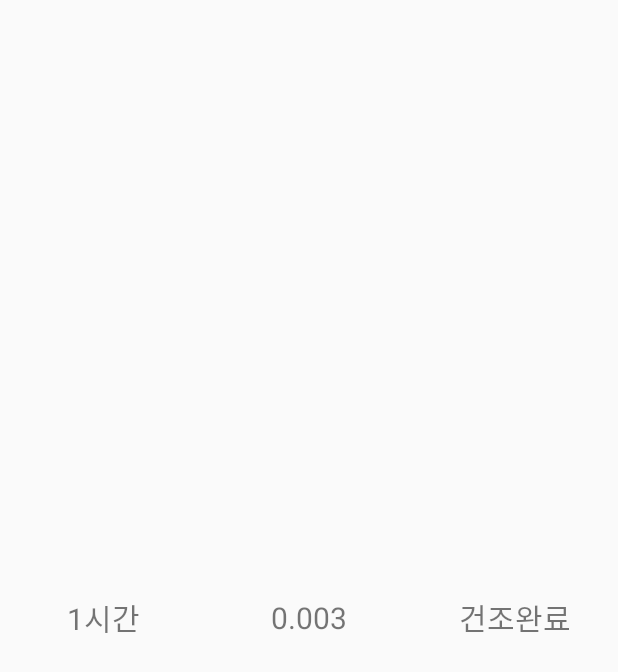
After one commit to ksh4500/humid, an Android app: the layout item_humid.xml on its own in the app's theme, with its tools: preview values and no code run, on a phone screen of 412 x 824 dp. The commit adds this screen. Shown: the top 672 px of the screen. Run offline under Robolectric (Android 15) with nearby library versions, the phone set to English and light mode, and no system bars.

```diff
--- /dev/null
+++ b/HumidGraph/app/src/main/res/layout/item_humid.xml
@@ -0,0 +1,30 @@
+<?xml version="1.0" encoding="utf-8"?>
+<LinearLayout xmlns:android="http://schemas.android.com/apk/res/android"
+    android:orientation="horizontal" android:layout_width="match_parent"
+    android:layout_height="match_parent"
+    android:id="@+id/item_humid">
+    <TextView
+        android:gravity="center"
+        android:textSize="20sp"
+        android:text="1시간"
+        android:id="@+id/txt_progress"
+        android:layout_weight="1"
+        android:layout_width="0dp"
+        android:layout_height="match_parent" />
+    <TextView
+        android:gravity="center"
+        android:textSize="20sp"
+        android:text="0.003"
+        android:id="@+id/txt_humid"
+        android:layout_weight="1"
+        android:layout_width="0dp"
+        android:layout_height="match_parent" />
+    <TextView
+        android:gravity="center"
+        android:textSize="20sp"
+        android:text="건조완료"
+        android:id="@+id/txt_etc"
+        android:layout_weight="1"
+        android:layout_width="0dp"
+        android:layout_height="match_parent" />
+</LinearLayout>
```
Also changed, not shown: HumidGraph/app/src/main/java/com/sds/study/humidgraph/ChartDTO.java (added, +35 -0 lines), HumidGraph/app/src/main/java/com/sds/study/humidgraph/ChartListAdapter.java (added, +44 -0 lines), HumidGraph/app/src/main/java/com/sds/study/humidgraph/DetailActivity.java (+22 -47 lines), HumidGraph/app/src/main/java/com/sds/study/humidgraph/Item_humid.java (added, +32 -0 lines), HumidGraph/app/src/main/res/layout/activity_detail.xml (+13 -8 lines).
